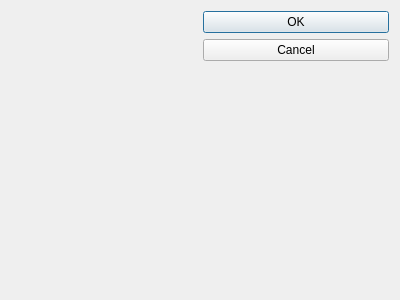
Qt form Demo/mydialog.ui (qtinuum/QtnProperty) before a commit.
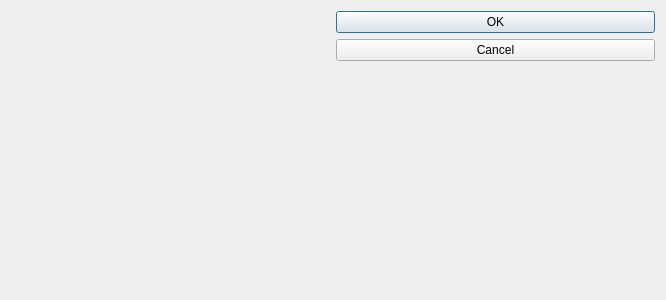
The same form after that commit. Custom widgets are drawn as their Qt base class.

Patch:
```diff
--- a/Demo/mydialog.ui
+++ b/Demo/mydialog.ui
@@ -6,7 +6,7 @@
    <rect>
     <x>0</x>
     <y>0</y>
-    <width>400</width>
+    <width>666</width>
     <height>300</height>
    </rect>
   </property>
```
